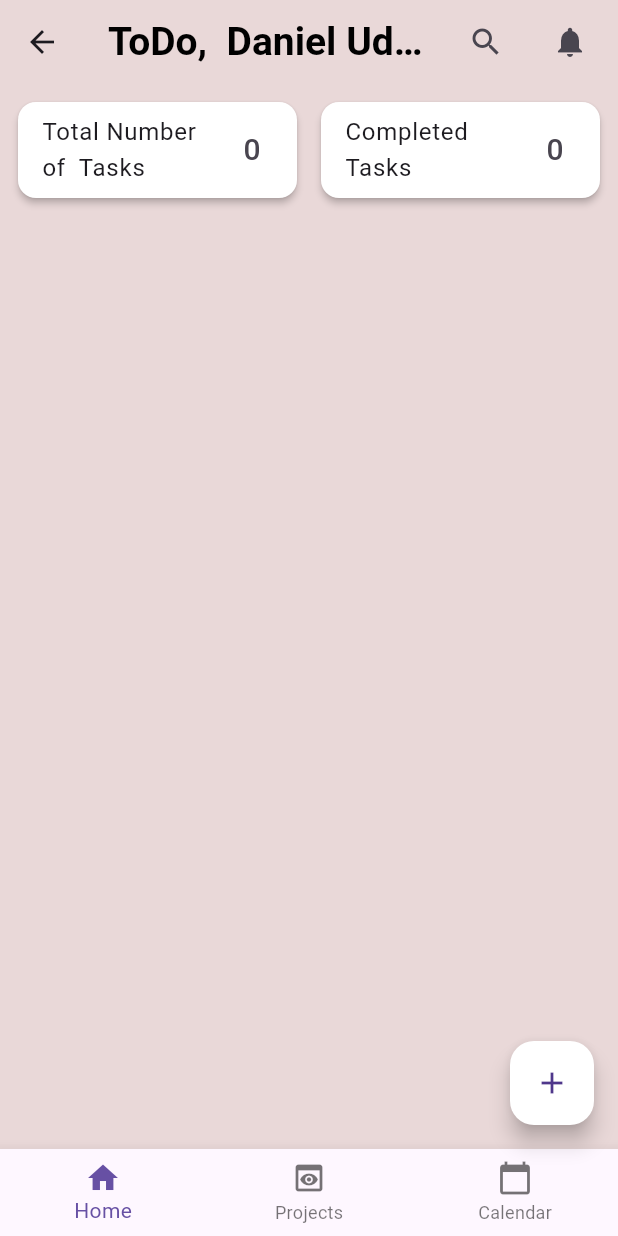
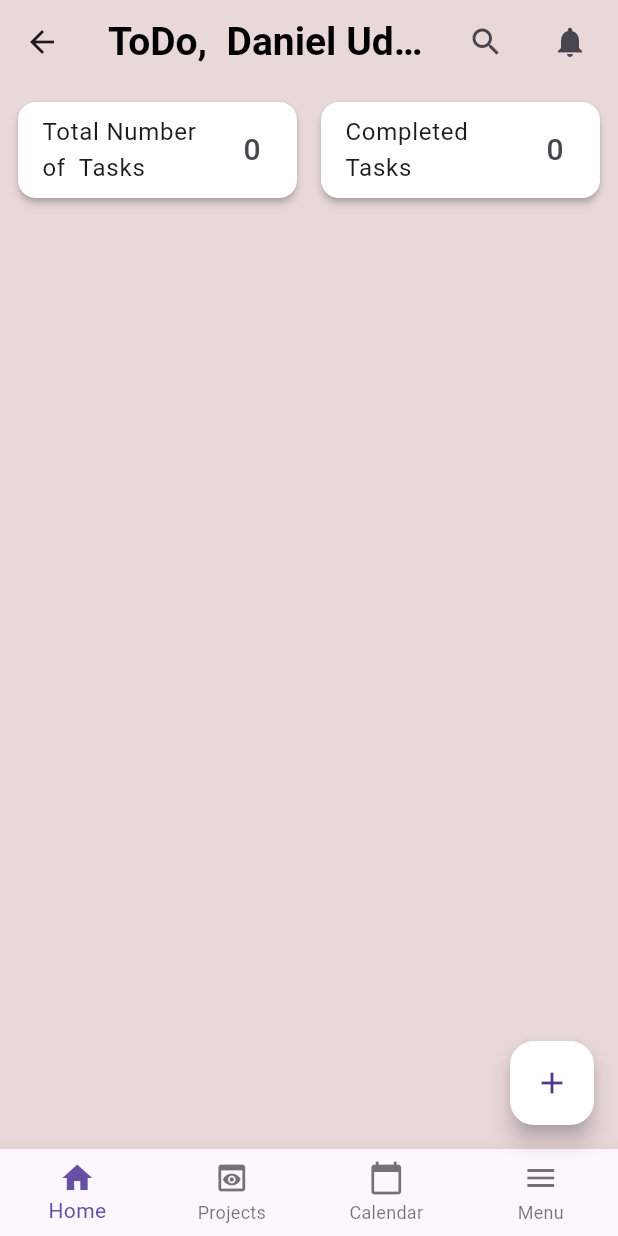
Before and after one commit to danielcyudoncy/KodaCamp_ToDo_App, a Flutter app: the TodoHome screen opened directly, on a phone screen of 412 x 824 dp. Run offline on Flutter 3.47's test engine with Material 3 defaults, Android fonts, the phone set to English and light mode, and no system bars; our stand-ins replace flutter_slidable, flutter_svg, gap.

Commit message:
Final edit

```diff
--- a/lib/pages/onboarding.dart
+++ b/lib/pages/onboarding.dart
@@ -1,5 +1,3 @@
-// features/onboarding/onboarding.dart
-import 'package:first_demo/pages/signin_screen.dart';
 import 'package:first_demo/pages/signup_screen.dart';
 import 'package:flutter/material.dart';
 import 'package:flutter_svg/svg.dart';
@@ -55,7 +53,7 @@ class Onboarding extends StatelessWidget {
                   onPressed: () {
                     Navigator.of(context).push(
                       MaterialPageRoute(
-                        builder: (context) => const SignInScreen(),
+                        builder: (context) => const SignUpScreen(),
                       ),
                     );
                   },
--- a/lib/task_app/todo_home.dart
+++ b/lib/task_app/todo_home.dart
@@ -193,6 +193,7 @@ class _TodoHomeState extends State<TodoHome> {
         ],
       ),
       bottomNavigationBar: BottomNavigationBar(
+        type: BottomNavigationBarType.fixed,
         items: const <BottomNavigationBarItem>[
           BottomNavigationBarItem(
             icon: Icon(Icons.home),
@@ -206,6 +207,10 @@ class _TodoHomeState extends State<TodoHome> {
             icon: Icon(Icons.calendar_today),
             label: 'Calendar',
           ),
+          BottomNavigationBarItem(
+            icon: Icon(Icons.menu),
+            label: 'Menu',
+          ),
         ],
         currentIndex: _selectedIndex,
         onTap: _onItemTapped,
```
Also changed, not shown: lib/util/bottomNavigation.dart (+4 -4 lines).
